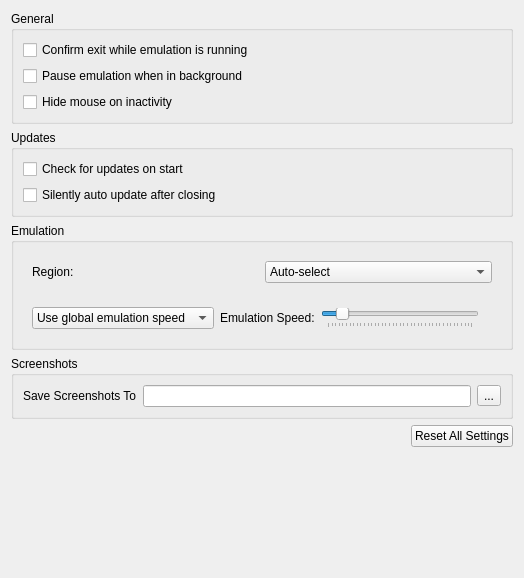
Before: the Qt Designer form src/citra_qt/configuration/configure_general.ui in skblt/citra, drawn with Qt 5.
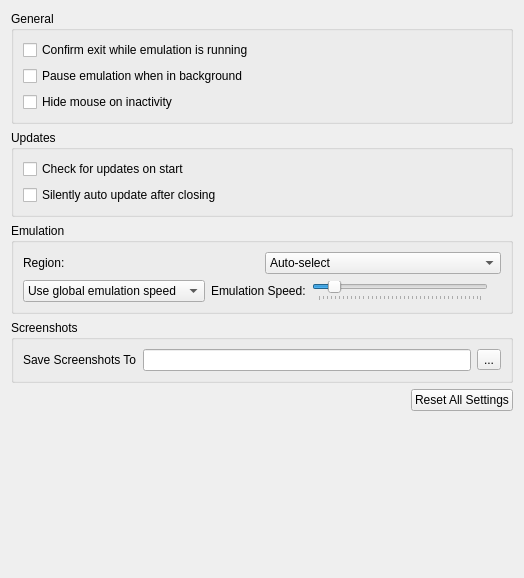
After: the same form once the commit is applied.

Commit message: citra_qt: Remove margin in emulation tab

Diff of the .ui file:
```diff
--- a/src/citra_qt/configuration/configure_general.ui
+++ b/src/citra_qt/configuration/configure_general.ui
@@ -78,6 +78,18 @@
         <item>
          <widget class="QWidget" name="widget_region" native="true">
           <layout class="QHBoxLayout" name="region_layout">
+           <property name="leftMargin">
+            <number>0</number>
+           </property>
+           <property name="topMargin">
+            <number>0</number>
+           </property>
+           <property name="rightMargin">
+            <number>0</number>
+           </property>
+           <property name="bottomMargin">
+            <number>0</number>
+           </property>
            <item>
             <widget class="QLabel" name="region_label">
              <property name="text">
@@ -135,6 +147,18 @@
         <item>
          <widget class="QWidget" name="emulation_speed_layout" native="true">
           <layout class="QHBoxLayout" name="emulation_speed_layout_inner">
+           <property name="leftMargin">
+            <number>0</number>
+           </property>
+           <property name="topMargin">
+            <number>0</number>
+           </property>
+           <property name="rightMargin">
+            <number>0</number>
+           </property>
+           <property name="bottomMargin">
+            <number>0</number>
+           </property>
            <item>
             <widget class="QComboBox" name="emulation_speed_combo">
              <item>
```
